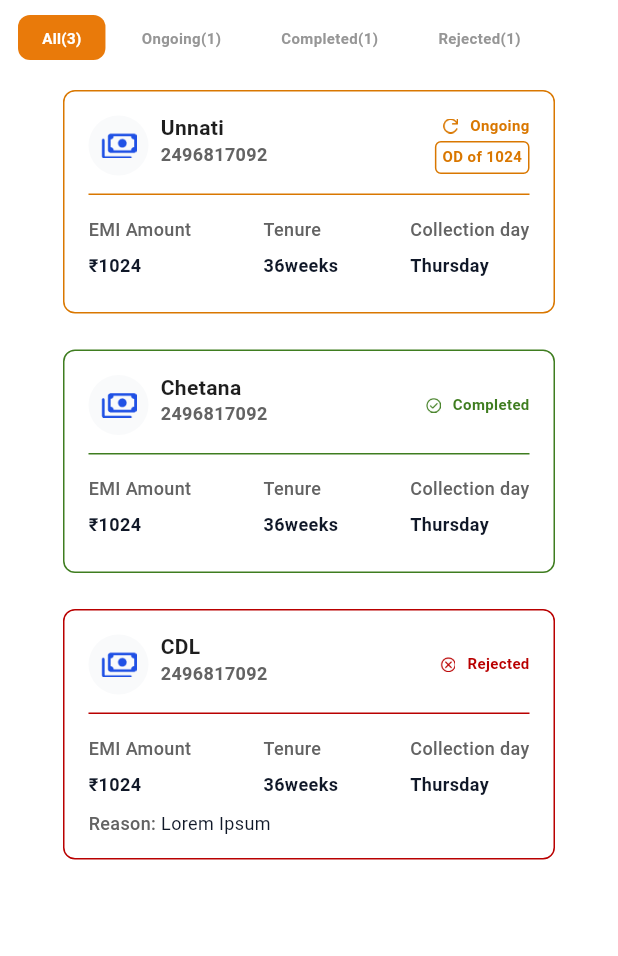
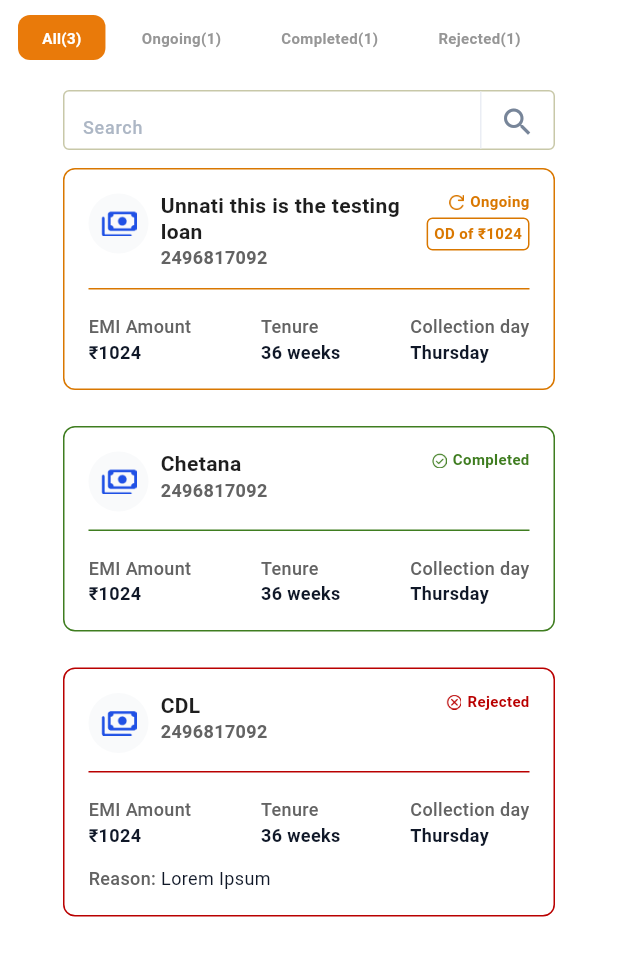
Before and after one commit to GOWTHAM-BAALAJI/los_cp, a Flutter app: the applicationScreen screen opened directly, on a phone screen of 412 x 824 dp. Shown: the top 956 px of the screen. Run offline on Flutter 3.47's test engine with Material 3 defaults, Android fonts, the phone set to English and light mode, and no system bars; our stand-ins replace flutter_secure_storage, pin_code_fields; accounts and stored records are empty.

Commit message:
search bar added

```diff
--- a/lib/my_application/applicationScreen.dart
+++ b/lib/my_application/applicationScreen.dart
@@ -4,6 +4,8 @@ import 'package:flutter/material.dart';
 import 'package:los_cp/main.dart';
 import './loandetail_card.dart';
 import '../components/tab_type_1.dart';
+import './searchBar.dart';
+
 void main() {
   runApp(MaterialApp(
     home: applicationScreen(),
@@ -27,9 +29,10 @@ class _applicationScreenState extends State<applicationScreen> {
           title: "All(3)",
           content: Column(
             children: [
-
-              loanDetailCard(
-                LoanName:"Unnati",
+              SearchBarComp(),
+              SizedBox(height: 12),
+              LoanDetailCard(
+                LoanName:"Unnati this is the testing loan",
                 LoanNo:"2496817092",
                 LoanStatus:"Ongoing",
                 LoanOverdueAmount:1024,
@@ -39,7 +42,7 @@ class _applicationScreenState extends State<applicationScreen> {
                 LoanRejectReason:"Lorem Ipsum",
               ),
               SizedBox(height: 24),
-              loanDetailCard(
+              LoanDetailCard(
                 LoanName:"Chetana",
                 LoanNo:"2496817092",
                 LoanStatus:"Completed",
@@ -50,7 +53,7 @@ class _applicationScreenState extends State<applicationScreen> {
                 LoanRejectReason:"Lorem Ipsum",
               ),
               SizedBox(height: 24),
-              loanDetailCard(
+              LoanDetailCard(
                 LoanName:"CDL",
                 LoanNo:"2496817092",
                 LoanStatus:"Rejected",
@@ -67,7 +70,7 @@ class _applicationScreenState extends State<applicationScreen> {
           title: "Ongoing(1)",
           content: Column(
               children: [
-                loanDetailCard(
+                LoanDetailCard(
                   LoanName:"Unnati",
                   LoanNo:"2496817092",
                   LoanStatus:"Ongoing",
@@ -86,7 +89,7 @@ class _applicationScreenState extends State<applicationScreen> {
           content: Column(
               children: [
 
-                loanDetailCard(
+                LoanDetailCard(
                   LoanName:"Chetana",
                   LoanNo:"2496817092",
                   LoanStatus:"Completed",
@@ -103,7 +106,7 @@ class _applicationScreenState extends State<applicationScreen> {
           title: "Rejected(1)",
           content: Column(
               children: [
-                loanDetailCard(
+                LoanDetailCard(
                   LoanName:"CDL",
                   LoanNo:"2496817092",
                   LoanStatus:"Rejected",
--- a/lib/my_application/loandetail_card.dart
+++ b/lib/my_application/loandetail_card.dart
@@ -1,20 +1,16 @@
-import 'dart:ffi';
-
-import 'package:flutter/cupertino.dart';
 import 'package:flutter/material.dart';
 
-class loanDetailCard extends StatefulWidget {
+class LoanDetailCard extends StatefulWidget {
+  final String? LoanName;
+  final String? LoanNo;
+  final String? LoanStatus;
+  final num? LoanOverdueAmount;
+  final num? LoanEMIAmount;
+  final num? LoanTenure;
+  final String? LoanCollectionDay;
+  final String? LoanRejectReason;
 
-  String? LoanName;
-  String? LoanNo;
-  String? LoanStatus;
-  num? LoanOverdueAmount;
-  num? LoanEMIAmount;
-  num? LoanTenure;
-  String? LoanCollectionDay;
-  String? LoanRejectReason;
-
-  loanDetailCard({
+  LoanDetailCard({
     Key? key,
     this.LoanName,
     this.LoanNo,
@@ -27,72 +23,57 @@ class loanDetailCard extends StatefulWidget {
   }) : super(key: key);
 
   @override
-  State<loanDetailCard> createState() => _loanDetailCardState();
+  State<LoanDetailCard> createState() => _LoanDetailCardState();
 }
 
-class _loanDetailCardState extends State<loanDetailCard> {
+class _LoanDetailCardState extends State<LoanDetailCard> {
   @override
   Widget build(BuildContext context) {
-
-    String LoanName = widget.LoanName ?? "Unknown";
-    String LoanNo = widget.LoanNo ?? "N/A";
-    String LoanStatus = widget.LoanStatus ?? "Unknown";
-    num LoanOverdueAmount = widget.LoanOverdueAmount ?? 0;
-    num LoanEMIAmount = widget.LoanEMIAmount ?? 0;
-    num LoanTenure = widget.LoanTenure ?? 0;
-    String LoanCollectionDay = widget.LoanCollectionDay ?? "Not Set";
-    String LoanRejectReason = widget.LoanRejectReason ?? "No Reason";
+    String loanName = widget.LoanName ?? "Unknown";
+    String loanNo = widget.LoanNo ?? "N/A";
+    String loanStatus = widget.LoanStatus ?? "Unknown";
+    num loanOverdueAmount = widget.LoanOverdueAmount ?? 0;
+    num loanEMIAmount = widget.LoanEMIAmount ?? 0;
+    num loanTenure = widget.LoanTenure ?? 0;
+    String loanCollectionDay = widget.LoanCollectionDay ?? "Not Set";
+    String loanRejectReason = widget.LoanRejectReason ?? "No Reason";
 
     Color statusColor;
 
-    if (LoanStatus == "Ongoing") {
+    if (loanStatus == "Ongoing") {
       statusColor = Color(0xFFD97700);
-    } else if (LoanStatus == "Completed") {
+    } else if (loanStatus == "Completed") {
       statusColor = Color(0xFF3F7D20);
-    } else if (LoanStatus == "Rejected") {
+    } else if (loanStatus == "Rejected") {
       statusColor = Color(0xFFB90000);
     } else {
-      statusColor = Colors.grey; // Default color if status is unknown
+      statusColor = Colors.grey;
     }
-
-
 
     return Center(
       child: Column(
         children: [
           Container(
             width: 328,
-            height: LoanStatus=="Rejected"?167:149,
             padding: EdgeInsets.all(16),
             decoration: BoxDecoration(
               borderRadius: BorderRadius.circular(8),
-              border: Border.all(
-                color: statusColor,
-              ),
+              border: Border.all(color: statusColor),
             ),
             child: Column(
-              crossAxisAlignment: CrossAxisAlignment.stretch,
-
-              children: [
-
-                Row(
-                  mainAxisAlignment: MainAxisAlignment.spaceBetween,
-                  children: [
-                    Row(
+              crossAxisAlignment: CrossAxisAlignment.start,
               children: [
                 Row(
                   crossAxisAlignment: CrossAxisAlignment.start,
-                          spacing: 8,
                   children: [
                     Container(
-
                       height: 40,
                       width: 40,
                       decoration: BoxDecoration(
                         borderRadius: BorderRadius.circular(20),
                         color: Color(0xFFF9FAFB),
                       ),
-                              child: Center(  // Center the image within the container
+                      child: Center(
                         child: Image.asset(
                           'assets/images/loanimg.png',
                           height: 24,
@@ -101,127 +82,173 @@ class _loanDetailCardState extends State<loanDetailCard> {
                         ),
                       ),
                     ),
-                            Container(
-                              child:Column(
+                    SizedBox(width: 8),
+                    Expanded(
+                      child: Column(
                         crossAxisAlignment: CrossAxisAlignment.start,
                         children: [
-                                  Text(LoanName,
+                          Text(
+                            loanName,
                             style: TextStyle(
                               fontSize: 14,
                               fontWeight: FontWeight.w600,
-                                        height: 16.8/14
+                              height: 16.8 / 14,
                             ),
+                            softWrap: true,
                           ),
-                                  Text(LoanNo,
+                          Text(
+                            loanNo,
                             style: TextStyle(
                               fontSize: 12,
                               fontWeight: FontWeight.w600,
-                                        color: Color(0xFF636363)
+                              color: Color(0xFF636363),
                             ),
-                                  )
-                                ],
-                              ),
-                            )
-                          ],
                           ),
                         ],
                       ),
-                    Row(
-                      children: [
+                    ),
                     Column(
                       crossAxisAlignment: CrossAxisAlignment.end,
                       children: [
                         Row(
-                              spacing: 8,
                           children: [
-                                Container(
-                                  height: 10,
-                                  width: 10,
-                                  child:
-                                  Image.asset("assets/images/${LoanStatus}img.png",
+                            Image.asset(
+                              "assets/images/${loanStatus}img.png",
                               height: 10,
                               width: 10,
                             ),
-
-                                ),
-                                Text(LoanStatus,
+                            SizedBox(width: 4),
+                            Text(
+                              loanStatus,
                               style: TextStyle(
                                 color: statusColor,
                                 fontWeight: FontWeight.w700,
                                 fontSize: 10,
-                                    height: 12/10,
+                                height: 12 / 10,
                               ),
-                                )
+                            ),
                           ],
                         ),
-                            LoanOverdueAmount > 0 ? Container(
-
+                        if (loanOverdueAmount > 0)
+                          Container(
                             padding: EdgeInsets.all(4),
-                              margin: EdgeInsets.only(top:4),
+                            margin: EdgeInsets.only(top: 4),
                             decoration: BoxDecoration(
                               borderRadius: BorderRadius.circular(4),
-                                border: Border.all(
+                              border: Border.all(color: statusColor),
+                            ),
+                            child: Text(
+                              "OD of ₹${loanOverdueAmount}",
+                              style: TextStyle(
+                                fontSize: 10,
+                                height: 12 / 10,
+                                fontWeight: FontWeight.w700,
                                 color: statusColor,
                               ),
                             ),
-                              child: LoanOverdueAmount > 0 ? Text("OD of ${LoanOverdueAmount}", style: TextStyle(fontSize: 10,height: 12/10, fontWeight: FontWeight.w700,color: statusColor)) : SizedBox.shrink(),
-                            ):SizedBox.shrink(),
-                          ],
                           ),
                       ],
                     ),
                   ],
                 ),
-
-                Column(
-                  children: [
-                    Container(
-                      margin: EdgeInsets.only(top: 12),
-                      child:Divider(height: 1, color: statusColor,),
-                    )
-
-                  ],
-                ),
-
-                SizedBox(height: 16,),
-
+                SizedBox(height: 12),
+                Divider(height: 1, color: statusColor),
+                SizedBox(height: 16),
                 Row(
                   mainAxisAlignment: MainAxisAlignment.spaceBetween,
                   children: [
                     Column(
                       crossAxisAlignment: CrossAxisAlignment.start,
-                      spacing: 10,
                       children: [
-                        Text("EMI Amount",style: TextStyle(color: Color(0xFF636363),fontSize: 12,height: 14.4/12,fontWeight: FontWeight.w500),),
-                        Text("₹${LoanEMIAmount}",style: TextStyle(color: Color(0xFF101828),fontSize: 12,fontWeight: FontWeight.w600,height: 14.4/12))
+                        Text(
+                          "EMI Amount",
+                          style: TextStyle(
+                            color: Color(0xFF636363),
+                            fontSize: 12,
+                            fontWeight: FontWeight.w500,
+                          ),
+                        ),
+                        Text(
+                          "₹${loanEMIAmount}",
+                          style: TextStyle(
+                            color: Color(0xFF101828),
+                            fontSize: 12,
+                            fontWeight: FontWeight.w600,
+                          ),
+                        ),
                       ],
                     ),
                     Column(
                       crossAxisAlignment: CrossAxisAlignment.start,
-                      spacing: 10,
                       children: [
-                        Text("Tenure",style: TextStyle(color: Color(0xFF636363),fontSize: 12,height: 14.4/12,fontWeight: FontWeight.w500),),
-                        Text("${LoanTenure}weeks",style: TextStyle(color: Color(0xFF101828),fontSize: 12,fontWeight: FontWeight.w600,height: 14.4/12))
+                        Text(
+                          "Tenure",
+                          style: TextStyle(
+                            color: Color(0xFF636363),
+                            fontSize: 12,
+                            fontWeight: FontWeight.w500,
+                          ),
+                        ),
+                        Text(
+                          "${loanTenure} weeks",
+                          style: TextStyle(
+                            color: Color(0xFF101828),
+                            fontSize: 12,
+                            fontWeight: FontWeight.w600,
+                          ),
+                        ),
                       ],
                     ),
                     Column(
                       crossAxisAlignment: CrossAxisAlignment.start,
-                      spacing: 10,
                       children: [
-                        Text("Collection day",style: TextStyle(color: Color(0xFF636363),fontSize: 12,height: 14.4/12,fontWeight: FontWeight.w500),),
-                        Text("${LoanCollectionDay}",style: TextStyle(color: Color(0xFF101828),fontSize: 12,fontWeight: FontWeight.w600,height: 14.4/12))
+                        Text(
+                          "Collection day",
+                          style: TextStyle(
+                            color: Color(0xFF636363),
+                            fontSize: 12,
+                            fontWeight: FontWeight.w500,
+                          ),
+                        ),
+                        Text(
+                          loanCollectionDay,
+                          style: TextStyle(
+                            color: Color(0xFF101828),
+                            fontSize: 12,
+                            fontWeight: FontWeight.w600,
+                          ),
+                        ),
                       ],
                     ),
                   ],
                 ),
-
-                LoanStatus=="Rejected"?Column(children: [SizedBox(height: 12,),Row(
+                if (loanStatus == "Rejected")
+                  Padding(
+                    padding: const EdgeInsets.only(top: 12.0),
+                    child: Row(
                       children: [
-                    Text("Reason: ",style: TextStyle(height: 14.4/12,fontWeight: FontWeight.w500,fontSize: 12,color: Color(0xFF636363))),
-                    Text(LoanRejectReason,style: TextStyle(height: 14.4/12,fontWeight: FontWeight.w400,fontSize: 12,color: Color(0xFF101828)))
+                        Text(
+                          "Reason: ",
+                          style: TextStyle(
+                            fontWeight: FontWeight.w500,
+                            fontSize: 12,
+                            color: Color(0xFF636363),
+                          ),
+                        ),
+                        Expanded(
+                          child: Text(
+                            loanRejectReason,
+                            style: TextStyle(
+                              fontWeight: FontWeight.w400,
+                              fontSize: 12,
+                              color: Color(0xFF101828),
+                            ),
+                            softWrap: true,
+                          ),
+                        ),
                       ],
-                )],):SizedBox.shrink(),
-
+                    ),
+                  ),
               ],
             ),
           ),
--- a/lib/my_application/searchBar.dart
+++ b/lib/my_application/searchBar.dart
@@ -1,7 +1,23 @@
 import 'package:flutter/material.dart';
 
-class SearchBar extends StatelessWidget {
-  const SearchBar({super.key});
+class SearchBarComp extends StatefulWidget {
+  const SearchBarComp({super.key});
+
+  @override
+  _SearchBarCompState createState() => _SearchBarCompState();
+}
+
+class _SearchBarCompState extends State<SearchBarComp> {
+  final TextEditingController _controller = TextEditingController();
+  String _searchQuery = '';
+
+  void _onSearch() {
+    setState(() {
+      _searchQuery = _controller.text; // Update the search query with input text
+    });
+
+    print("Searching for: $_searchQuery");
+  }
 
   @override
   Widget build(BuildContext context) {
@@ -16,11 +32,12 @@ class SearchBar extends StatelessWidget {
       child: Row(
         children: [
           const SizedBox(width: 12),
-          const Expanded(
+          Expanded(
             child: TextField(
+              controller: _controller, // Assign the controller to the TextField
               decoration: InputDecoration(
                 hintText: "Search",
-                hintStyle: TextStyle(color: Color(0xFFADB7C5),),
+                hintStyle: TextStyle(color: Color(0xFFADB7C5)),
                 border: InputBorder.none,
               ),
             ),
@@ -30,16 +47,15 @@ class SearchBar extends StatelessWidget {
               border: Border(
                 left: BorderSide(
                   color: Color(0xFFEAEDF4),
-                  width: 1.0,  // You can adjust the width if needed
+                  width: 1.0, // Adjust width if needed
                 ),
               ),
             ),
-            child:
-            IconButton(
+            child: IconButton(
               icon: const Icon(Icons.search, color: Color(0xFF778599)),
-              onPressed: () {},
+              onPressed: _onSearch, // Call _onSearch when the button is pressed
             ),
-          )
+          ),
         ],
       ),
     );
```
Lines whose indentation alone changed are shown as unchanged.
